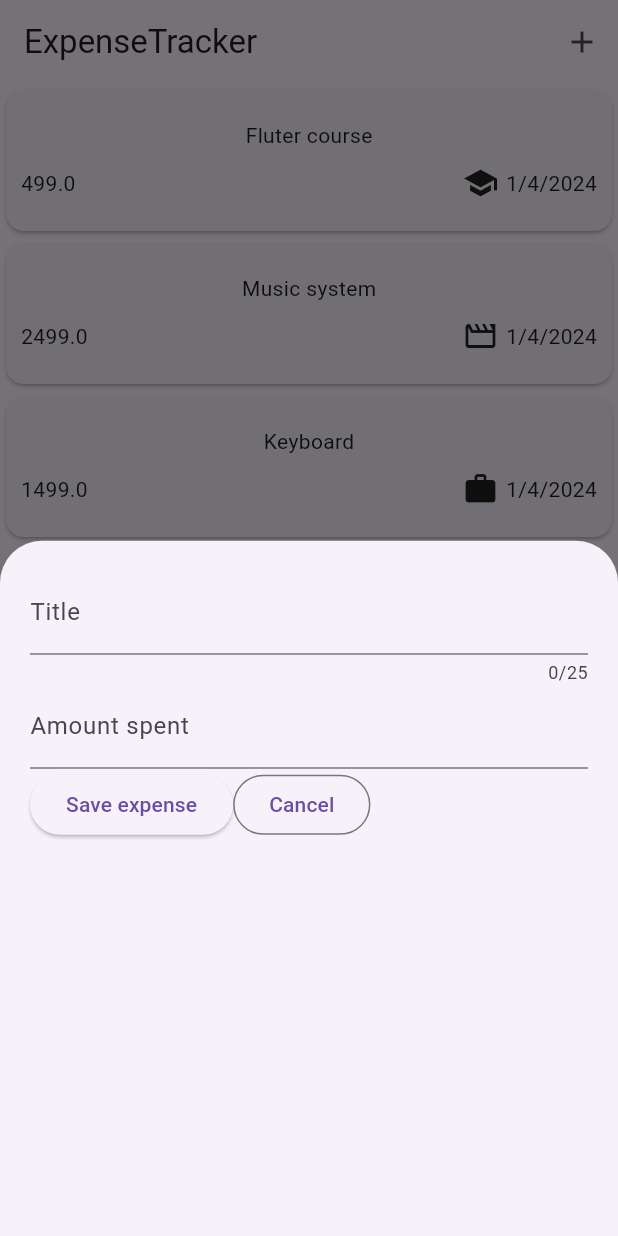
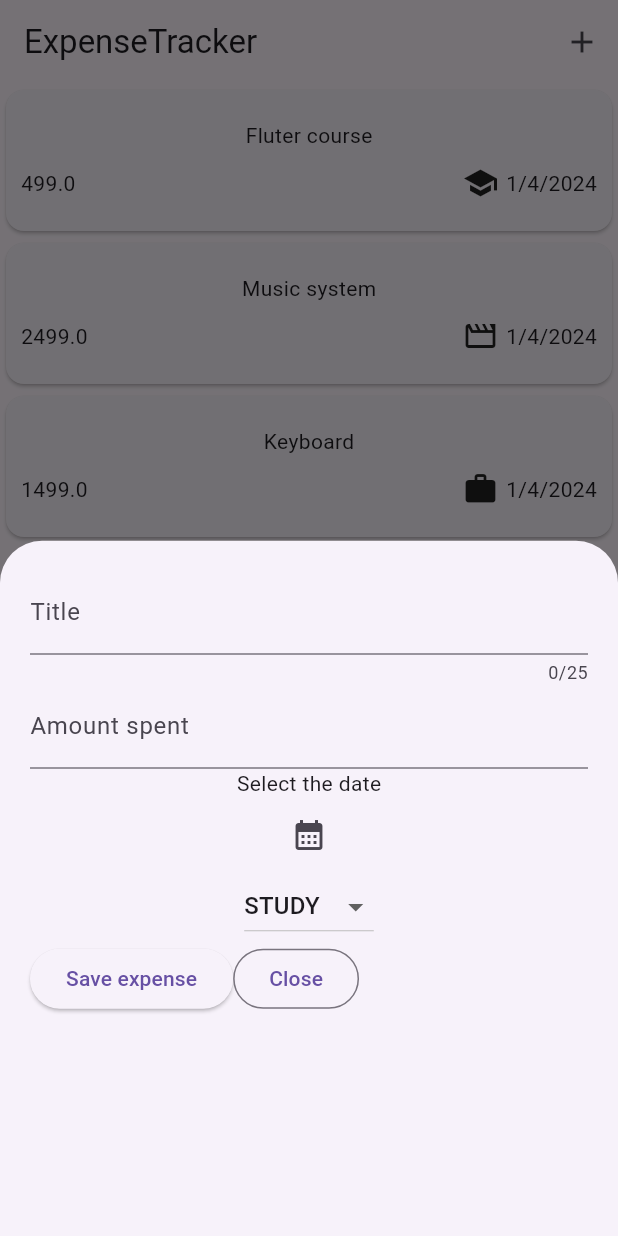
Before and after one commit to NishitBhardwaj15/expense_tracker, a Flutter app: the screen it shows after launch, after a tap on the "add" icon, on a phone screen of 412 x 824 dp. Run offline on Flutter 3.47's test engine with Material 3 defaults, Android fonts, the phone set to English and light mode, and no system bars.

Commit message:
User expense addition complete

```diff
--- /dev/null
+++ b/lib/data/expense_data.dart
@@ -0,0 +1,9 @@
+import 'package:expense_tracker/model/expense.dart';
+
+class ExpenseData {
+ final List<Expense> allExpense = [
+    Expense(title: "Fluter course", amount: 499, date: DateTime.now(), category: Category.study),
+    Expense(title: "Music system", amount: 2499, date: DateTime.now(), category: Category.leisure),
+    Expense(title: "Keyboard", amount: 1499, date: DateTime.now(), category: Category.work),
+  ];
+}
--- a/lib/widgets/expenses.dart
+++ b/lib/widgets/expenses.dart
@@ -22,8 +22,14 @@ class _ExpensesState extends State<Expenses>{
 
    void _openModal(){
     showModalBottomSheet(context: context, builder: (ctx){
-      return const Modal();
+      return Modal(addNewExpense);
     });
+  }
+
+  void addNewExpense(Expense expense){
+   setState(() {
+     _allExpense.add(expense);
+   });
   }
 
   @override
--- a/lib/widgets/modal.dart
+++ b/lib/widgets/modal.dart
@@ -1,7 +1,10 @@
 import 'package:flutter/material.dart';
+import 'package:expense_tracker/model/expense.dart';
 
 class Modal extends StatefulWidget{
-  const Modal({super.key});
+  final void Function(Expense expense) addNewExpense;
+
+  const Modal(this.addNewExpense,{super.key});
 
   @override
   State<Modal> createState() {
@@ -12,6 +15,45 @@ class Modal extends StatefulWidget{
 class _Modal extends State<Modal>{
   final _titleController = TextEditingController();
   final _amountController = TextEditingController();
+  DateTime? _selectedDate;
+  Category _selectedCategory = Category.study;
+
+  void showCalender() async{
+    final now = DateTime.now();
+    final DateTime oneYearAgo = now.subtract(const Duration(days: 365));
+    final pickedDate =  await showDatePicker(context: context, firstDate: oneYearAgo, lastDate: now);
+
+    setState(() {
+      _selectedDate = pickedDate;
+    });
+  }
+
+  void addExpense(){
+    final inputAmount = double.tryParse(_amountController.text);
+
+    bool inputAmountResult = inputAmount == null || inputAmount <= 0;
+
+    if(_titleController.text.trim().isEmpty || inputAmountResult || _selectedDate == null){
+      showDialog(context: context, builder: (ctx){
+        return AlertDialog(
+          title: const Text("Invalid data entry"),
+          content: const Text("Please check whether the expense data entered was correct"),
+          actions: [
+            ElevatedButton(
+              onPressed: (){
+                Navigator.pop(ctx);
+              },
+              child: const Text("Close")
+              )
+          ],
+        );
+      });
+    }
+    else{
+      widget.addNewExpense(Expense(title: _titleController.text, amount: inputAmount, date: _selectedDate!, category: _selectedCategory));
+
+    }
+  }
 
   @override
   void dispose() {
@@ -25,7 +67,7 @@ class _Modal extends State<Modal>{
     return Padding(
       padding: const EdgeInsets.all(20),
       child: Column(
-        children: [
+        children: <Widget>[
           TextField(
             controller: _titleController,
             maxLength: 25,
@@ -40,20 +82,36 @@ class _Modal extends State<Modal>{
               label: Text("Amount spent")
             ),
           ),
+          _selectedDate == null?const Text("Select the date"):Text(formater.format(_selectedDate!)),
+          IconButton(
+            onPressed: showCalender,
+            icon: const Icon(Icons.calendar_month)
+          ),
+          DropdownButton(
+            value: _selectedCategory,
+            items: Category.values.map((category) => DropdownMenuItem(
+              value: category,
+              child: Text(category.name.toUpperCase())
+            )
+          ).toList(),
+            onChanged: (value){
+              if(value == null){return;}
+              setState(() {
+                _selectedCategory = value;
+              });
+            }
+          ),
           Row(
             children: [
               ElevatedButton(
-                onPressed: (){
-                  print(_titleController.text);
-                  print(_amountController.text);
-                },
+                onPressed: addExpense,
                 child: const Text("Save expense")
                 ),
                 OutlinedButton(
                   onPressed: (){
                     Navigator.pop(context);
                   },
-                  child: const Text("Cancel")
+                  child: const Text("Close")
                   )
             ],
           ),
```
